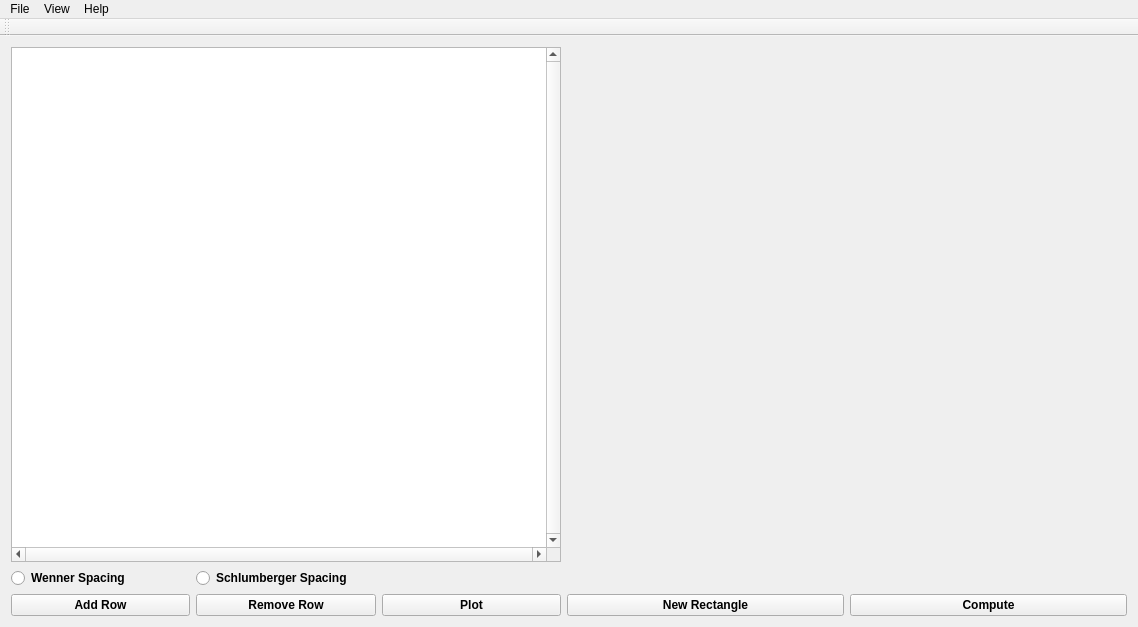
Above: ves/mainwindow.ui from ajoros/ves_ajoros before the change. Below: the same form after it.
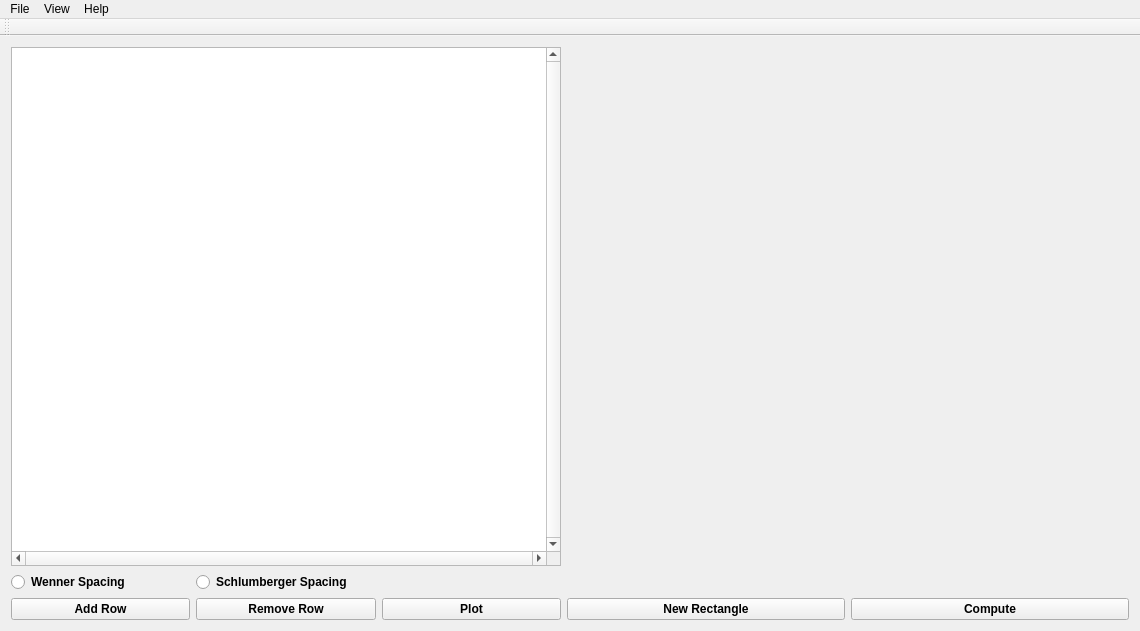
That is the form after the change.

The edit to the form file:
```diff
--- a/ves/mainwindow.ui
+++ b/ves/mainwindow.ui
@@ -6,8 +6,8 @@
    <rect>
     <x>0</x>
     <y>0</y>
-    <width>1138</width>
-    <height>627</height>
+    <width>1140</width>
+    <height>631</height>
    </rect>
   </property>
   <property name="sizePolicy">
@@ -168,7 +168,7 @@
     <rect>
      <x>0</x>
      <y>0</y>
-     <width>1138</width>
+     <width>1140</width>
      <height>22</height>
     </rect>
    </property>
```
Left out of the diff: 3 changed lines with no effect on the pictures.
